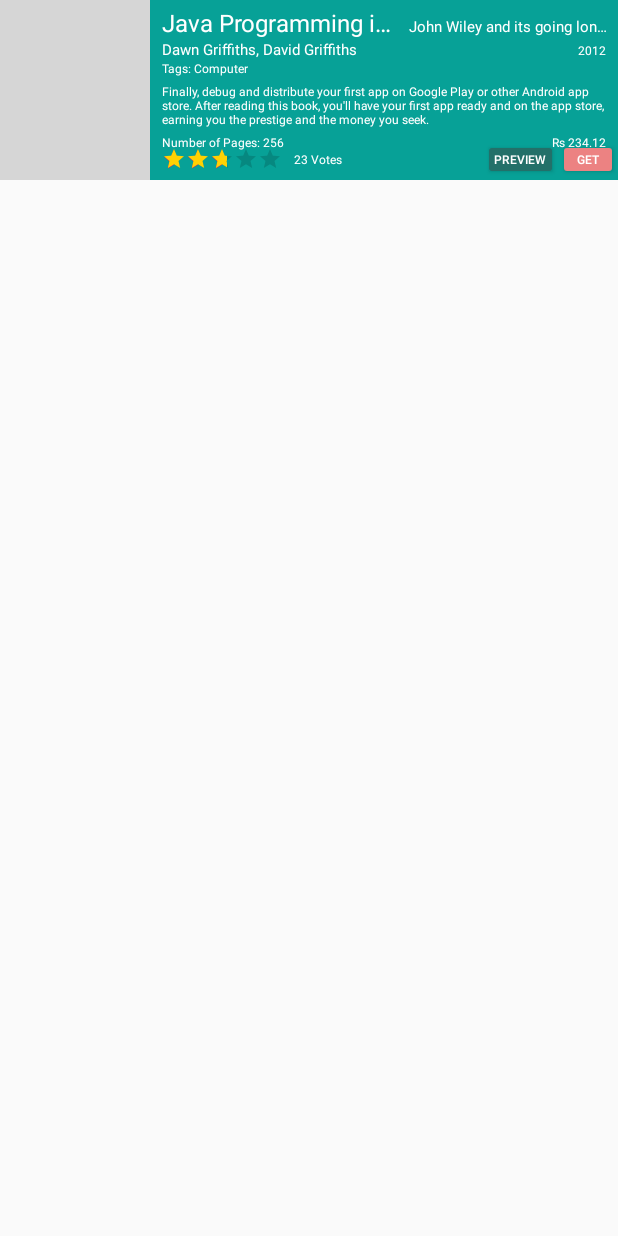
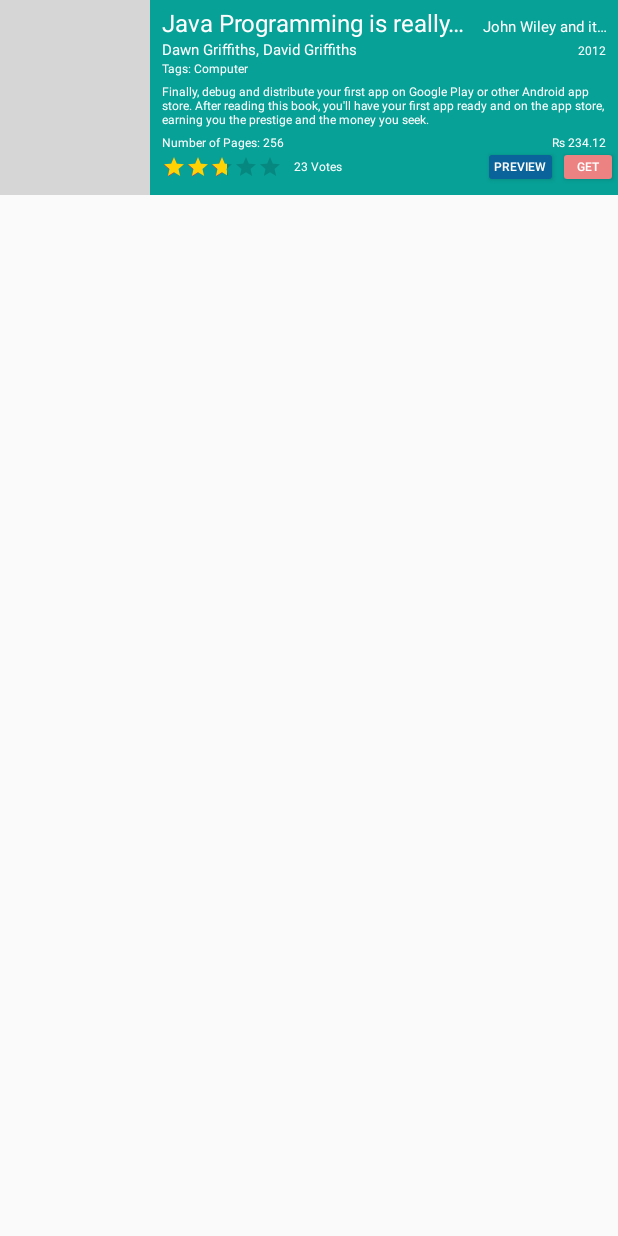
Before and after one commit to JVJplus/Android-Projects, an Android app: the layout layout.xml on its own in the app's theme, with its tools: preview values and no code run, on a phone screen of 412 x 824 dp. Run offline under Robolectric (Android 15) with nearby library versions, the phone set to English and light mode, and no system bars; grey boxes are pictures that could not be loaded.

Commit message:
make all adjustments in adapter layout and also add color accordingingly to each list items

```diff
--- a/Side Works/BookListingApp/app/src/main/AndroidManifest.xml
+++ b/Side Works/BookListingApp/app/src/main/AndroidManifest.xml
@@ -11,17 +11,19 @@
         android:roundIcon="@mipmap/ic_launcher_round"
         android:supportsRtl="true"
         android:theme="@style/AppTheme">
+
         <activity android:name=".SearchResult"
+            android:parentActivityName=".MainActivity"
             android:configChanges="orientation|screenSize">
-<!--            to avoid reloading data on screen rotation-->
         </activity>
+
         <activity android:name=".MainActivity">
             <intent-filter>
                 <action android:name="android.intent.action.MAIN" />
-
                 <category android:name="android.intent.category.LAUNCHER" />
             </intent-filter>
         </activity>
+
     </application>
 
 </manifest>
--- a/Side Works/BookListingApp/app/src/main/java/com/jvjplus/booklistingapp/MainActivity.java
+++ b/Side Works/BookListingApp/app/src/main/java/com/jvjplus/booklistingapp/MainActivity.java
@@ -18,6 +18,10 @@
     protected void onCreate(Bundle savedInstanceState) {
         super.onCreate(savedInstanceState);
         setContentView(R.layout.activity_main);
+
+//        Exit App Not Working????
+//        getSupportActionBar().setDisplayHomeAsUpEnabled(true);
+//        getSupportActionBar().setDisplayShowHomeEnabled(true);
 
         searchView = (SearchView) findViewById(R.id.searchView);
         searchBtn=(Button)findViewById(R.id.search_btn);
--- a/Side Works/BookListingApp/app/src/main/res/layout/activity_main.xml
+++ b/Side Works/BookListingApp/app/src/main/res/layout/activity_main.xml
@@ -4,6 +4,7 @@
     xmlns:tools="http://schemas.android.com/tools"
     android:layout_width="match_parent"
     android:layout_height="match_parent"
+    tools:context=".MainActivity"
     >
 
 <LinearLayout
--- a/Side Works/BookListingApp/app/src/main/res/layout/layout.xml
+++ b/Side Works/BookListingApp/app/src/main/res/layout/layout.xml
@@ -3,8 +3,9 @@
 <RelativeLayout xmlns:android="http://schemas.android.com/apk/res/android"
     xmlns:app="http://schemas.android.com/apk/res-auto"
     xmlns:tools="http://schemas.android.com/tools"
+    android:id="@+id/layout_container"
     android:layout_width="match_parent"
-    android:layout_height="120dp"
+    android:layout_height="130dp"
     android:background="#07A197">
 
     <ImageView
@@ -23,11 +24,11 @@
 
         <TextView
             android:id="@+id/title"
-            android:layout_width="150dp"
+            android:layout_width="0dp"
             android:layout_height="wrap_content"
             android:layout_alignParentTop="true"
             android:layout_marginLeft="8dp"
-            android:layout_weight="1"
+            android:layout_weight="2.5"
             android:ellipsize="end"
             android:maxLines="1"
             android:text="Java Programming is really long text right not"
@@ -36,13 +37,13 @@
 
         <TextView
             android:id="@+id/publisher"
-            android:layout_width="50dp"
+            android:layout_width="0dp"
             android:layout_height="wrap_content"
             android:layout_alignParentTop="true"
             android:layout_alignParentRight="true"
             android:layout_marginLeft="8dp"
             android:layout_marginRight="8dp"
-            android:layout_weight="30"
+            android:layout_weight="1"
             android:ellipsize="end"
             android:gravity="end"
             android:maxLines="1"
@@ -198,7 +199,7 @@
             android:layout_alignParentBottom="true"
             android:layout_centerVertical="true"
             android:layout_toLeftOf="@id/get_btn"
-            android:backgroundTint="#237069"
+            android:backgroundTint="#0A639A"
             android:minWidth="50dp"
             android:padding="0dp"
             android:text="PREVIEW"
```
Also changed, not shown: Side Works/BookListingApp/app/src/main/java/com/jvjplus/booklistingapp/SearchResult.java (+17 -1 lines), Side Works/BookListingApp/app/src/main/java/com/jvjplus/booklistingapp/SearchResultAdapter.java (+58 -20 lines).
